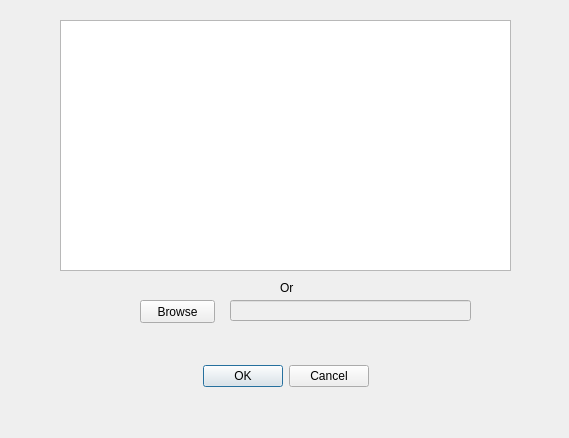
First picture: the form in src/main/resources/license_dialog.ui, repository apastel/ytmusic-deleter, before the edit.
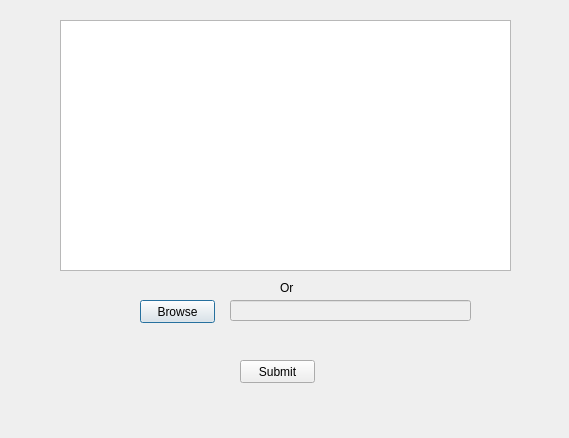
Second picture: the form after the edit.

Commit message: browse for license file working; close app if closing license dialog

```diff
--- a/src/main/resources/license_dialog.ui
+++ b/src/main/resources/license_dialog.ui
@@ -16,28 +16,6 @@
   <property name="windowTitle">
    <string>License Key</string>
   </property>
-  <widget class="QDialogButtonBox" name="buttonBox">
-   <property name="enabled">
-    <bool>true</bool>
-   </property>
-   <property name="geometry">
-    <rect>
-     <x>200</x>
-     <y>360</y>
-     <width>171</width>
-     <height>32</height>
-    </rect>
-   </property>
-   <property name="orientation">
-    <enum>Qt::Horizontal</enum>
-   </property>
-   <property name="standardButtons">
-    <set>QDialogButtonBox::Cancel|QDialogButtonBox::Ok</set>
-   </property>
-   <property name="centerButtons">
-    <bool>true</bool>
-   </property>
-  </widget>
   <widget class="QPlainTextEdit" name="licenseInputBox">
    <property name="geometry">
     <rect>
@@ -87,6 +65,19 @@
     </rect>
    </property>
   </widget>
+  <widget class="QPushButton" name="submitButton">
+   <property name="geometry">
+    <rect>
+     <x>240</x>
+     <y>360</y>
+     <width>75</width>
+     <height>23</height>
+    </rect>
+   </property>
+   <property name="text">
+    <string>Submit</string>
+   </property>
+  </widget>
  </widget>
  <resources/>
  <connections>
```
Left out of the diff: 35 changed lines with no effect on the pictures. The commit also changes 4 other files.
